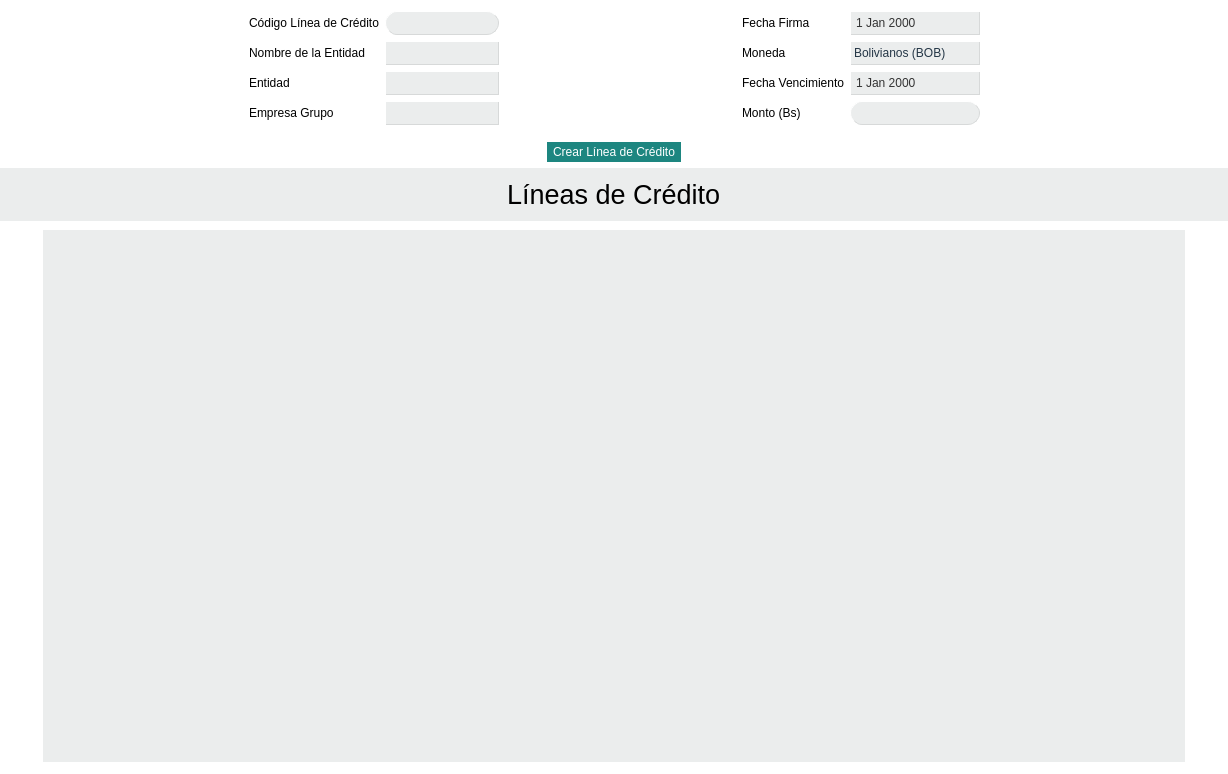
First picture: the form in Finanzas/LineaDeCredito.ui, repository altitude-solutions/Finanzas, before the edit.
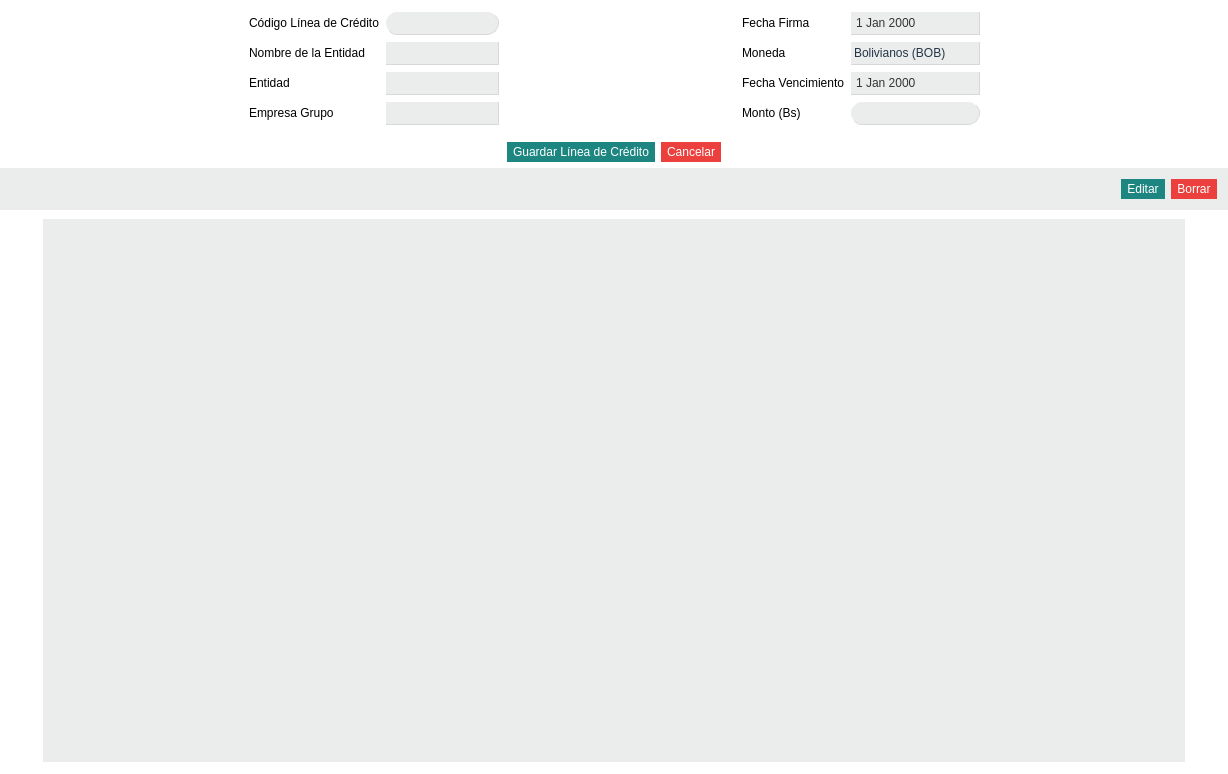
Second picture: the form after the edit. Icons and pictures are not drawn.

Commit message: clear fields at start, pago iva over total not capital, edit and delete lineas de credito

Patch:
```diff
--- a/Finanzas/LineaDeCredito.ui
+++ b/Finanzas/LineaDeCredito.ui
@@ -719,7 +719,35 @@
 }</string>
        </property>
        <property name="text">
-        <string>Crear Línea de Crédito</string>
+        <string>Guardar Línea de Crédito</string>
+       </property>
+      </widget>
+     </item>
+     <item>
+      <widget class="QPushButton" name="cancelButton">
+       <property name="cursor">
+        <cursorShape>PointingHandCursor</cursorShape>
+       </property>
+       <property name="styleSheet">
+        <string notr="true">QPushButton {
+	background-color: #EB403E;
+	border-style: outset;
+	border-radius: 12px;
+	font: 12pt &quot;MS Shell Dlg 2&quot;;
+	color: white;
+	min-width: 7em;
+	max-width:7em;
+	padding: 3px  6px 3px 6px;
+}
+
+QPushButton::focus,
+QPushButton::hover {
+	background-color: #EB553E;
+	border-color: #EB403E;
+}</string>
+       </property>
+       <property name="text">
+        <string>Cancelar</string>
        </property>
       </widget>
      </item>
@@ -744,31 +772,6 @@
       <string notr="true">background-color: #ebeded;</string>
      </property>
      <layout class="QHBoxLayout" name="horizontalLayout_3">
-      <item>
-       <spacer name="horizontalSpacer_4">
-        <property name="orientation">
-         <enum>Qt::Horizontal</enum>
-        </property>
-        <property name="sizeHint" stdset="0">
-         <size>
-          <width>37</width>
-          <height>17</height>
-         </size>
-        </property>
-       </spacer>
-      </item>
-      <item>
-       <widget class="QLabel" name="label_7">
-        <property name="font">
-         <font>
-          <pointsize>20</pointsize>
-         </font>
-        </property>
-        <property name="text">
-         <string>Líneas de Crédito</string>
-        </property>
-       </widget>
-      </item>
       <item>
        <spacer name="horizontalSpacer_6">
         <property name="orientation">
@@ -782,6 +785,64 @@
         </property>
        </spacer>
       </item>
+      <item>
+       <widget class="QPushButton" name="editButton">
+        <property name="cursor">
+         <cursorShape>PointingHandCursor</cursorShape>
+        </property>
+        <property name="styleSheet">
+         <string notr="true">QPushButton {
+	background-color: #1D8680;
+	border-style: outset;
+	border-radius: 12px;
+	font: 12pt &quot;MS Shell Dlg 2&quot;;
+	color: white;
+	min-width: 7em;
+	max-width:7em;
+	padding: 3px  6px 3px 6px;
+}
+
+QPushButton::focus,
+QPushButton::hover {
+	background-color: #109491;
+	border-color: #ededef;
+}</string>
+        </property>
+        <property name="text">
+         <string>Editar</string>
+        </property>
+       </widget>
+      </item>
+      <item>
+       <widget class="QPushButton" name="deleteButton">
+        <property name="cursor">
+         <cursorShape>PointingHandCursor</cursorShape>
+        </property>
+        <property name="styleSheet">
+         <string notr="true">QPushButton {
+	background-color: #EB403E;
+	border-style: outset;
+	border-radius: 12px;
+	font: 12pt &quot;MS Shell Dlg 2&quot;;
+	color: white;
+	min-width: 7em;
+	max-width:7em;
+	padding: 3px  6px 3px 6px;
+	margin-right: 1em;
+}
+
+QPushButton::focus,
+QPushButton::hover {
+	background-color: #EB553E;
+	border-color: #EB403E;
+	margin-right: 1em;
+}</string>
+        </property>
+        <property name="text">
+         <string>Borrar</string>
+        </property>
+       </widget>
+      </item>
      </layout>
     </widget>
    </item>
```
Left out of the diff: 4 changed lines with no effect on the pictures. The commit also changes 5 other files.
